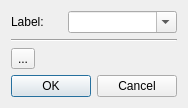
Qt form src/editdialog.ui (otre99/TaggerTool) before a commit.
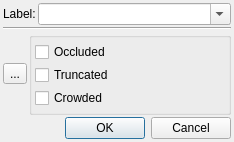
The same form after that commit. Icons and pictures are not drawn.

Commit message: Added occluded, crowded and crowded properties. Added python script

Diff of the .ui file:
```diff
--- a/src/editdialog.ui
+++ b/src/editdialog.ui
@@ -6,24 +6,29 @@
    <rect>
     <x>0</x>
     <y>0</y>
-    <width>184</width>
-    <height>106</height>
+    <width>234</width>
+    <height>142</height>
    </rect>
   </property>
   <property name="windowTitle">
    <string>Editor Dialog</string>
   </property>
-  <layout class="QGridLayout" name="gridLayout">
-   <item row="3" column="0" colspan="3">
-    <widget class="QDialogButtonBox" name="buttonBox">
-     <property name="orientation">
-      <enum>Qt::Horizontal</enum>
-     </property>
-     <property name="standardButtons">
-      <set>QDialogButtonBox::Cancel|QDialogButtonBox::Ok</set>
-     </property>
-    </widget>
-   </item>
+  <layout class="QGridLayout" name="gridLayout_2">
+   <property name="leftMargin">
+    <number>3</number>
+   </property>
+   <property name="topMargin">
+    <number>3</number>
+   </property>
+   <property name="rightMargin">
+    <number>3</number>
+   </property>
+   <property name="bottomMargin">
+    <number>3</number>
+   </property>
+   <property name="spacing">
+    <number>2</number>
+   </property>
    <item row="0" column="0">
     <widget class="QLabel" name="label">
      <property name="text">
@@ -31,15 +36,14 @@
      </property>
     </widget>
    </item>
-   <item row="1" column="0" colspan="3">
-    <widget class="Line" name="line">
-     <property name="orientation">
-      <enum>Qt::Horizontal</enum>
-     </property>
-    </widget>
-   </item>
-   <item row="0" column="1" colspan="2">
+   <item row="0" column="1">
     <widget class="QComboBox" name="labelsComboBox">
+     <property name="sizePolicy">
+      <sizepolicy hsizetype="MinimumExpanding" vsizetype="Fixed">
+       <horstretch>0</horstretch>
+       <verstretch>0</verstretch>
+      </sizepolicy>
+     </property>
      <property name="editable">
       <bool>true</bool>
      </property>
@@ -48,7 +52,19 @@
      </property>
     </widget>
    </item>
+   <item row="1" column="0" colspan="2">
+    <widget class="Line" name="line">
+     <property name="orientation">
+      <enum>Qt::Horizontal</enum>
+     </property>
+    </widget>
+   </item>
    <item row="2" column="0" colspan="2">
+    <layout class="QHBoxLayout" name="horizontalLayout">
+     <property name="spacing">
+      <number>2</number>
+     </property>
+     <item>
     <widget class="QToolButton" name="toolButtonRemoveItem">
      <property name="toolTip">
       <string>remove item</string>
@@ -65,6 +81,63 @@
        <width>32</width>
        <height>32</height>
       </size>
+       </property>
+      </widget>
+     </item>
+     <item>
+      <widget class="QGroupBox" name="groupBox1">
+       <property name="title">
+        <string/>
+       </property>
+       <layout class="QGridLayout" name="gridLayout">
+        <property name="leftMargin">
+         <number>3</number>
+        </property>
+        <property name="topMargin">
+         <number>3</number>
+        </property>
+        <property name="rightMargin">
+         <number>3</number>
+        </property>
+        <property name="bottomMargin">
+         <number>3</number>
+        </property>
+        <property name="spacing">
+         <number>2</number>
+        </property>
+        <item row="0" column="0">
+         <widget class="QCheckBox" name="checkBoxOccluded">
+          <property name="text">
+           <string>Occluded</string>
+          </property>
+         </widget>
+        </item>
+        <item row="1" column="0">
+         <widget class="QCheckBox" name="checkBoxTruncated">
+          <property name="text">
+           <string>Truncated</string>
+          </property>
+         </widget>
+        </item>
+        <item row="2" column="0">
+         <widget class="QCheckBox" name="checkBoxCrowded">
+          <property name="text">
+           <string>Crowded</string>
+          </property>
+         </widget>
+        </item>
+       </layout>
+      </widget>
+     </item>
+    </layout>
+   </item>
+   <item row="3" column="0" colspan="2">
+    <widget class="QDialogButtonBox" name="buttonBox">
+     <property name="orientation">
+      <enum>Qt::Horizontal</enum>
+     </property>
+     <property name="standardButtons">
+      <set>QDialogButtonBox::Cancel|QDialogButtonBox::Ok</set>
      </property>
     </widget>
    </item>
```
Left out of the diff: 2 changed lines with no effect on the pictures. Lines whose indentation alone changed are shown as unchanged. The commit also changes 22 other files.
